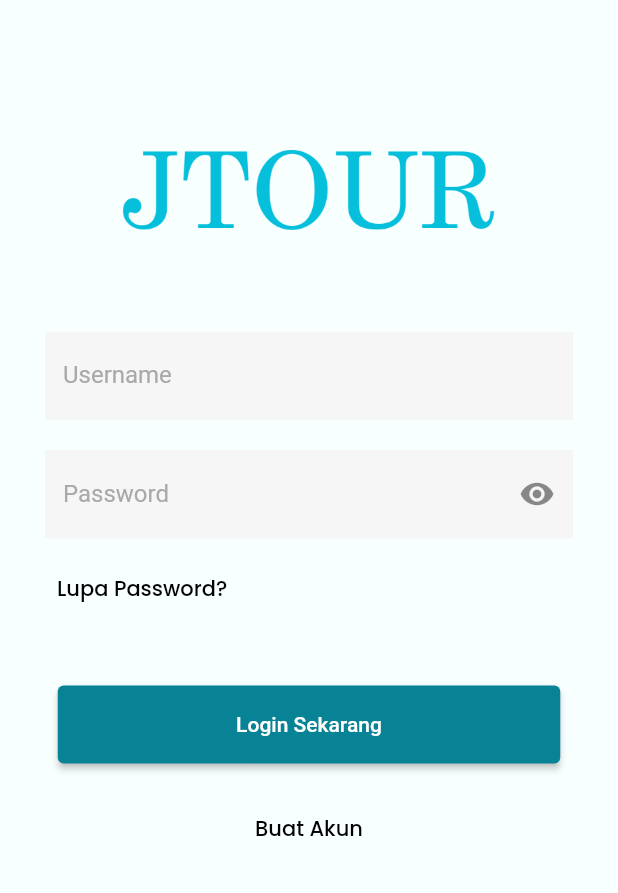
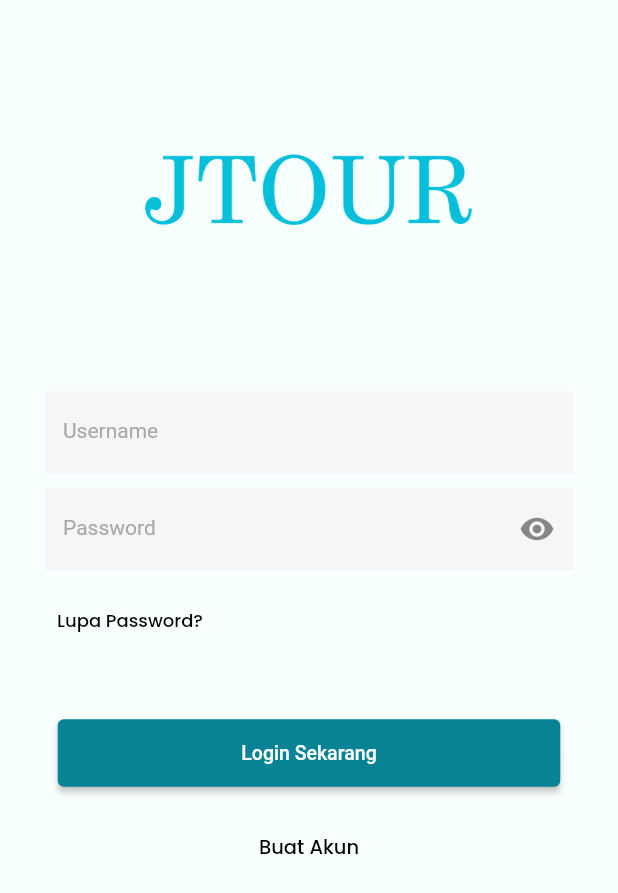
Before and after one commit to shandikadav/jogjatour, a Flutter app: the LoginPages screen opened by its route, on a phone screen of 412 x 824 dp. Shown: the top 893 px of the screen. Run offline on Flutter 3.47's test engine with Material 2 defaults, Android fonts, the light colour scheme and no system bars; our stand-ins replace carousel_slider, google_fonts; network calls fail.

Commit message:
third commit

```diff
--- a/lib/main.dart
+++ b/lib/main.dart
@@ -1,8 +1,11 @@
 import 'package:flutter/material.dart';
+import 'package:jogjatour/pages/favorite.dart';
 import 'package:jogjatour/pages/homepages.dart';
 import 'package:jogjatour/pages/login_pages.dart';
 import 'package:jogjatour/pages/main_pages.dart';
 import 'package:jogjatour/pages/on_board.dart';
+import 'package:jogjatour/pages/profile.dart';
+import 'package:jogjatour/pages/searchpage.dart';
 import 'package:jogjatour/pages/splash_page.dart';
 
 void main() {
@@ -22,6 +25,9 @@ class MyApp extends StatelessWidget {
         '/login' :(context) => LoginPages(),
         '/mainpage' :(context) => MainPages(),
         '/homepage' :(context) => HomePages(),
+        '/search' :(context) => Searchpage(),
+        '/favorite' :(context) => FavoritePage(),
+        '/profile' :(context) => ProfilePage(),
       },
     );
   }
--- a/lib/pages/login_pages.dart
+++ b/lib/pages/login_pages.dart
@@ -22,11 +22,11 @@ class LoginPages extends StatelessWidget {
               Center(
                 child: Image.asset(
                   'assets/logo_jtour_blue.png',
-                  width: 250,
+                  width: 220,
                   height: 111,
                 ),
               ),
-              SizedBox(height: 40),
+              SizedBox(height: 80),
               TextField(
                 decoration: InputDecoration(
                   filled: true,
@@ -37,9 +37,12 @@ class LoginPages extends StatelessWidget {
                   border: InputBorder.none,
 
                 ),
+                style: TextStyle(
+                  fontSize: 14
+                ),
               ),
               SizedBox(
-                height: 20,
+                height: 10,
               ),
               TextField(
                 decoration: InputDecoration(
@@ -51,6 +54,9 @@ class LoginPages extends StatelessWidget {
                   border: InputBorder.none,
 
                   suffixIcon: Icon(Icons.remove_red_eye),
+                ),
+                style: TextStyle(
+                  fontSize: 14
                 ),
                 obscureText: true,
               ),
@@ -65,7 +71,7 @@ class LoginPages extends StatelessWidget {
                       'Lupa Password?',
                       textAlign: TextAlign.center,
                       style: blackTextStyle.copyWith(
-                        fontSize: 14,
+                        fontSize: 12,
                       ),
                     ),
                   ),
@@ -82,21 +88,26 @@ class LoginPages extends StatelessWidget {
                       MaterialPageRoute(builder: (context) => MainPages()),
                     );
                   },
-                  child: Text('Login Sekarang'),
+                  child: Text('Login Sekarang',
+                  style: TextStyle(
+                    fontSize: 13
+                  ),),
                   style: ElevatedButton.styleFrom(
                       primary: Color.fromARGB(255, 8, 130, 149),
-                      minimumSize: Size(335, 52)),
+                      minimumSize: Size(335, 45)),
                 ),
               ),
               SizedBox(
-                height: 20,
+                height: 15,
               ),
               Center(
                 child: TextButton(
                   onPressed: () {},
                   child: Text(
                     'Buat Akun',
-                    style: blackTextStyle.copyWith(),
+                    style: blackTextStyle.copyWith(
+                      fontSize: 13
+                    ),
                   ),
                 ),
               )
```
Also changed, not shown: lib/pages/category_pages.dart (added, +12 -0 lines), lib/pages/favorite.dart (+14 -1 lines), lib/pages/homepages.dart (+58 -8 lines), lib/pages/profile.dart (+5 -5 lines).
